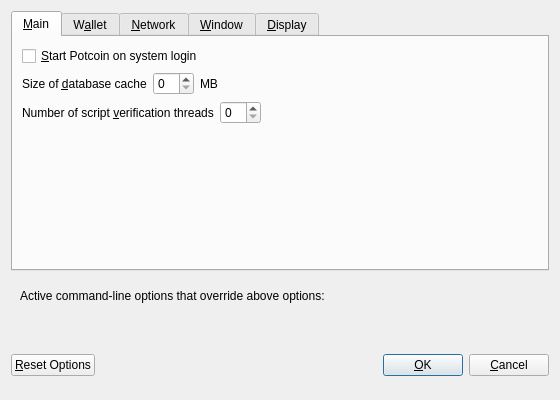
potcoin-og/Potcoin, file src/qt/forms/optionsdialog.ui: the form before one commit.
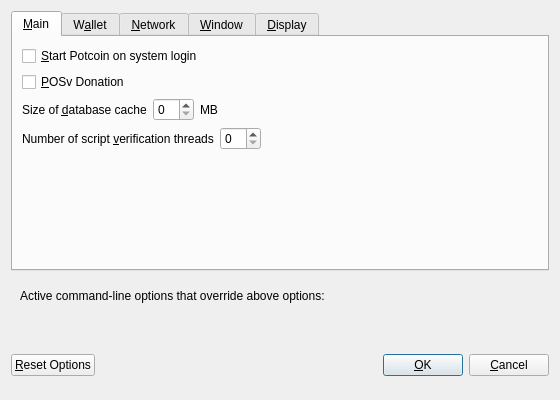
The form after the commit. Custom widgets are drawn as their Qt base class.

Commit message: make foundation optional in qt

Patch:
```diff
--- a/src/qt/forms/optionsdialog.ui
+++ b/src/qt/forms/optionsdialog.ui
@@ -37,6 +37,16 @@
          </property>
         </widget>
        </item>
+       <item>
+        <widget class="QCheckBox" name="donateToFoundation">
+         <property name="toolTip">
+          <string>Send donation from POSv rewards to foundation.</string>
+         </property>
+         <property name="text">
+          <string>&amp;POSv Donation</string>
+         </property>
+        </widget>
+       </item>
        <item>
         <layout class="QHBoxLayout" name="horizontalLayout_2_Main">
          <item>
```
The commit also changes 3 other files.
